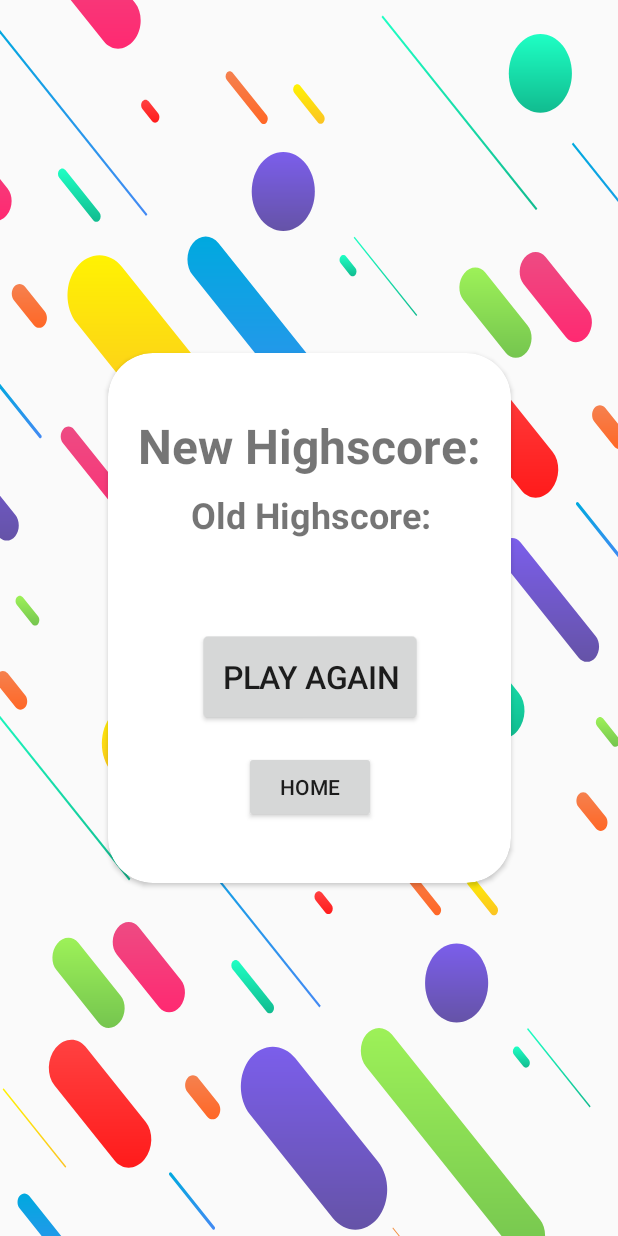
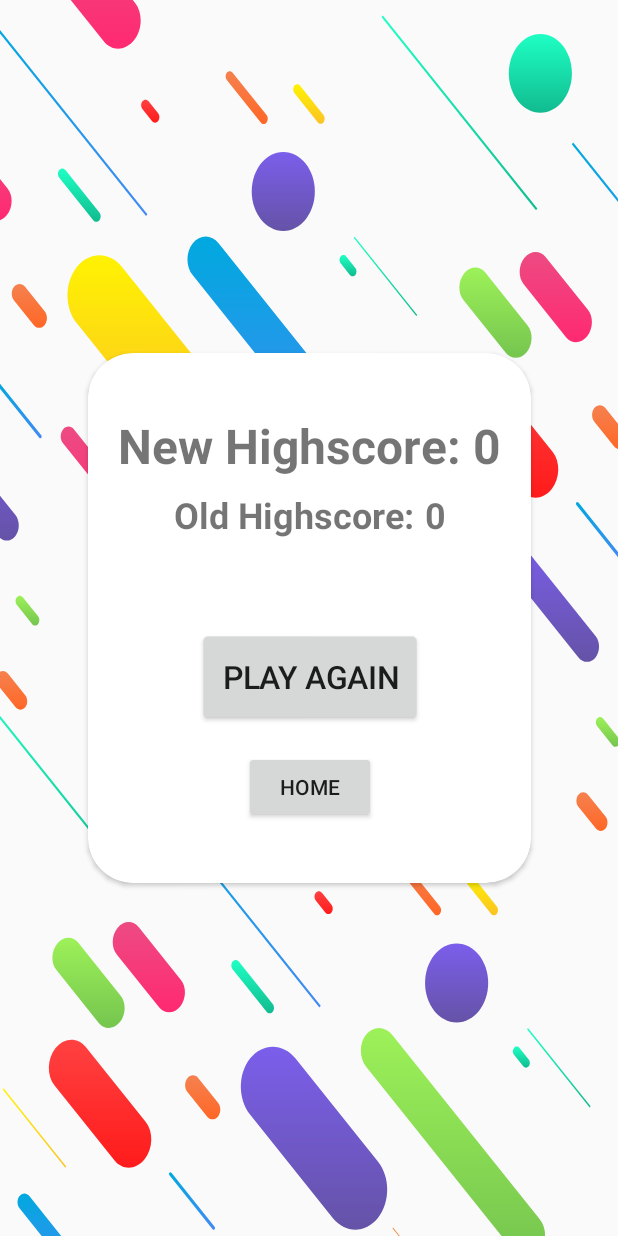
Before and after one commit to GarettK/Quiz-Me, an Android app: the GameOver screen opened through its navigation route, on a phone screen of 412 x 824 dp. Run offline under Robolectric (Android 15) with nearby library versions, the phone set to English and light mode, and no system bars; our stand-ins replace navigation-ui; network calls fail; 1 statement that could not run was skipped.

Commit message:
Setup True and False buttons and implement score functionality.

```diff
--- a/app/src/main/java/edu/utap/quiz_me/MainViewModel.kt
+++ b/app/src/main/java/edu/utap/quiz_me/MainViewModel.kt
@@ -13,26 +13,49 @@ import kotlinx.coroutines.launch
 import java.util.*
 
 class MainViewModel : ViewModel() {
-    private var difficultyLevel = "Easy"
+    private var difficulty = MutableLiveData<String>()
     private var question = MutableLiveData<TriviaQuestion>()
     private val triviaApi = TriviaApi.create()
     private val repository = Repository(triviaApi)
     private var token: String = "" // API uses this token to ensure no duplicate questions to the same user
+    private var maxHighscore = MutableLiveData(0)
+    private var currentHighscore = MutableLiveData(0)
 
     init {
         getToken()
+        difficulty.value = "easy"
+    }
+
+    //Set Difficulty, MaxHighscore, CurrentHighscore section////////////////////
+    fun setMaxHighscore() {
+        if (currentHighscore.value!! > maxHighscore.value!!) {
+            maxHighscore.value = currentHighscore.value
+        }
+    }
+
+    fun incrementCurrentHighscore(incrementAmount: Int) {
+        currentHighscore.value = currentHighscore.value?.plus(incrementAmount) ?: incrementAmount
+        val value = currentHighscore.value
+        currentHighscore.value = value
+        Log.d(javaClass.simpleName, "currentHighscore ${currentHighscore.value}")
+    }
+
+    fun resetCurrentHighscore() {
+        currentHighscore.value = 0
     }
 
     fun setDifficulty(level: String) {
-        difficultyLevel = when(level.toLowerCase(Locale.getDefault())) {
+        difficulty.value = when(level.toLowerCase(Locale.getDefault())) {
             "easy" -> "easy"
             "medium" -> "medium"
             "hard" -> "hard"
             else -> "medium"
         }
-        Log.d(javaClass.simpleName, "level $level / difficulty $difficultyLevel")
+        Log.d(javaClass.simpleName, "level $level / difficulty $difficulty")
     }
 
+
+    //Network GET Requests//////////////////////////
     private fun getToken() {
         viewModelScope.launch (
             context = viewModelScope.coroutineContext + Dispatchers.IO) {
@@ -44,12 +67,25 @@ class MainViewModel : ViewModel() {
     fun getQuestion() {
         viewModelScope.launch(
             context = viewModelScope.coroutineContext + Dispatchers.IO) {
-            question.postValue(repository.getQuestion(difficultyLevel, token))
+            question.postValue(repository.getQuestion(difficulty.value!!, token))
             Log.d(javaClass.simpleName, "question ${question.value}")
         }
     }
 
+    //Observe Section////////////////////////////
     fun observeQuestion(): LiveData<TriviaQuestion> {
         return question
     }
+
+    fun observeDifficulty(): LiveData<String> {
+        return difficulty
+    }
+
+    fun observeCurrentHighscore(): LiveData<Int> {
+        return currentHighscore
+    }
+
+    fun observeMaxHighscore(): LiveData<Int> {
+        return maxHighscore
+    }
 }
--- a/app/src/main/java/edu/utap/quiz_me/UI/GameOver.kt
+++ b/app/src/main/java/edu/utap/quiz_me/UI/GameOver.kt
@@ -6,10 +6,12 @@ import android.view.LayoutInflater
 import android.view.View
 import android.view.ViewGroup
 import android.widget.Button
+import android.widget.TextView
 import androidx.fragment.app.activityViewModels
 import androidx.navigation.fragment.NavHostFragment
 import edu.utap.quiz_me.MainViewModel
 import edu.utap.quiz_me.R
+import org.w3c.dom.Text
 
 // TODO: Rename parameter arguments, choose names that match
 // the fragment initialization parameters, e.g. ARG_ITEM_NUMBER
@@ -41,8 +43,26 @@ class GameOver : Fragment() {
         return inflater.inflate(R.layout.fragment_game_over, container, false)
     }
 
+    private fun initObservers() {
+        viewModel.observeCurrentHighscore().observe(viewLifecycleOwner, {
+            if (it != null) {
+                val newHighscoreText = requireActivity().findViewById<TextView>(R.id.New_Highscore_Amount)
+                newHighscoreText.text = it.toString()
+            }
+        })
+
+        viewModel.observeMaxHighscore().observe(viewLifecycleOwner, {
+            if (it != null) {
+                val oldHighscoreText = requireActivity().findViewById<TextView>(R.id.Old_Highscore_Amount)
+                oldHighscoreText.text = it.toString()
+            }
+        })
+    }
+
     override fun onViewCreated(view: View, savedInstanceState: Bundle?) {
         super.onViewCreated(view, savedInstanceState)
+
+        initObservers()
 
         val navHostFragment =
                 requireActivity().supportFragmentManager.findFragmentById(R.id.nav_host_fragment) as NavHostFragment
@@ -52,11 +72,15 @@ class GameOver : Fragment() {
         playAgain.setOnClickListener {
             viewModel.getQuestion()
             navController.navigate(R.id.action_gameOver_to_game_Screen)
+            viewModel.setMaxHighscore()
+            viewModel.resetCurrentHighscore()
         }
 
         val homeButton = requireActivity().findViewById<Button>(R.id.Home_Button)
         homeButton.setOnClickListener {
             navController.navigate(R.id.action_gameOver_to_navigation_home)
+            viewModel.setMaxHighscore()
+            viewModel.resetCurrentHighscore()
         }
 
     }
--- a/app/src/main/java/edu/utap/quiz_me/UI/HomeFragment.kt
+++ b/app/src/main/java/edu/utap/quiz_me/UI/HomeFragment.kt
@@ -4,10 +4,7 @@ import android.os.Bundle
 import android.view.LayoutInflater
 import android.view.View
 import android.view.ViewGroup
-import android.widget.AdapterView
-import android.widget.ArrayAdapter
-import android.widget.Button
-import android.widget.Spinner
+import android.widget.*
 import androidx.fragment.app.Fragment
 import androidx.fragment.app.activityViewModels
 import androidx.navigation.fragment.NavHostFragment
@@ -27,8 +24,19 @@ class HomeFragment : Fragment() {
         return root
     }
 
+    private fun initObservers() {
+        viewModel.observeMaxHighscore().observe(viewLifecycleOwner, {
+            if (it != null) {
+                val maxHighscoreText = requireActivity().findViewById<TextView>(R.id.Highscore_Amount)
+                maxHighscoreText.text = it.toString()
+            }
+        })
+    }
+
     override fun onViewCreated(view: View, savedInstanceState: Bundle?) {
         super.onViewCreated(view, savedInstanceState)
+
+        initObservers()
 
         val spinner = requireActivity().findViewById<Spinner>(R.id.Difficulty_Spinner)
         val spinnerItems = resources.getStringArray(R.array.spinner_items)
@@ -50,6 +58,7 @@ class HomeFragment : Fragment() {
         val navHostFragment =
                 requireActivity().supportFragmentManager.findFragmentById(R.id.nav_host_fragment) as NavHostFragment
         val navController = navHostFragment.navController
+
         val startButton = requireActivity().findViewById<Button>(R.id.Start_Button)
         startButton.setOnClickListener {
             viewModel.getQuestion()
--- a/app/src/main/res/layout/fragment_game_over.xml
+++ b/app/src/main/res/layout/fragment_game_over.xml
@@ -41,11 +41,16 @@
                     android:textStyle="bold"
                     android:text="@string/new_highscore"
                     android:textAlignment="center"
-                    app:layout_constraintStart_toStartOf="parent"
-                    app:layout_constraintTop_toTopOf="parent"
-                    app:layout_constraintBottom_toTopOf="@+id/Start_Button"
-                    app:layout_constraintEnd_toEndOf="parent"
                     android:layout_marginBottom="8dp"/>
+                <TextView
+                    android:layout_width="wrap_content"
+                    android:layout_height="wrap_content"
+                    android:id="@+id/New_Highscore_Amount"
+                    android:textSize="32sp"
+                    android:textStyle="bold"
+                    android:text="0"
+                    android:textAlignment="center"
+                    android:layout_marginStart="8dp"/>
             </LinearLayout>
 
             <LinearLayout
@@ -66,12 +71,16 @@
                     android:textStyle="bold"
                     android:text="@string/old_highscore"
                     android:textAlignment="center"
-                    app:layout_constraintStart_toStartOf="parent"
-                    app:layout_constraintTop_toTopOf="parent"
-                    app:layout_constraintBottom_toTopOf="@+id/Start_Button"
-                    app:layout_constraintEnd_toEndOf="parent"
-                    app:layout_constraintVertical_chainStyle="packed"
                     android:layout_marginBottom="8dp"/>
+                <TextView
+                    android:layout_width="wrap_content"
+                    android:layout_height="wrap_content"
+                    android:id="@+id/Old_Highscore_Amount"
+                    android:textSize="24sp"
+                    android:textStyle="bold"
+                    android:text="0"
+                    android:textAlignment="center"
+                    android:layout_marginStart="8dp"/>
             </LinearLayout>
 
             <Button
```
Also changed, not shown: app/src/main/java/edu/utap/quiz_me/UI/Game_Screen.kt (+68 -10 lines).
